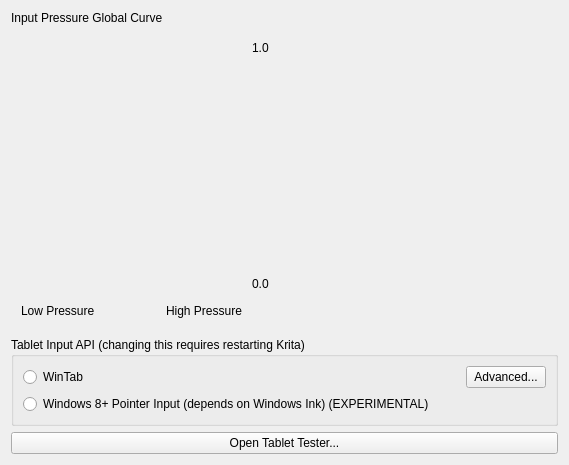
First picture: the form in libs/ui/forms/wdgtabletsettings.ui, repository KDE/krita, before the edit.
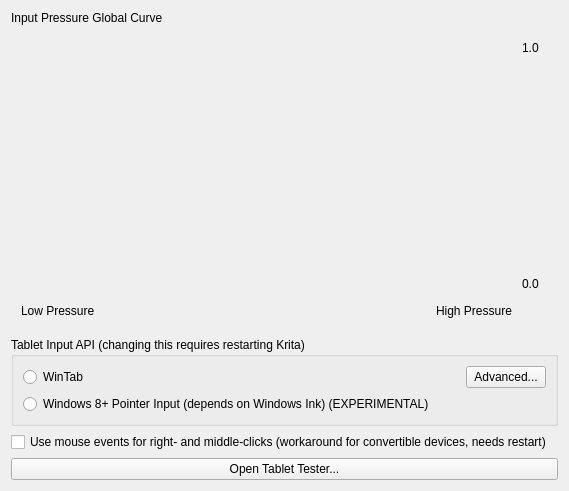
Second picture: the form after the edit. Custom widgets are drawn as their Qt base class.

Commit message:
Add a GUI settings for useRightMiddleTabletButtonWorkaround
Some tablet devices don't pass barrel-button clicks via tablet API.
If you have such a device, you can try activate this workaround.
Krita will try to read right- and middle-button clicks from the
mouse events stream. It may or may not work on your device
(depends on the tablet driver implementation).

BUG:399585
CC:kimageshop@kde.org

The edit to the form file:
```diff
--- a/libs/ui/forms/wdgtabletsettings.ui
+++ b/libs/ui/forms/wdgtabletsettings.ui
@@ -7,7 +7,7 @@
     <x>0</x>
     <y>0</y>
     <width>569</width>
-    <height>453</height>
+    <height>461</height>
    </rect>
   </property>
   <property name="sizePolicy">
@@ -20,6 +20,32 @@
    <string>Color Settings</string>
   </property>
   <layout class="QGridLayout" name="gridLayout_2">
+   <item row="5" column="0">
+    <spacer name="verticalSpacer_2">
+     <property name="orientation">
+      <enum>Qt::Vertical</enum>
+     </property>
+     <property name="sizeHint" stdset="0">
+      <size>
+       <width>20</width>
+       <height>40</height>
+      </size>
+     </property>
+    </spacer>
+   </item>
+   <item row="1" column="1">
+    <spacer name="horizontalSpacer_2">
+     <property name="orientation">
+      <enum>Qt::Horizontal</enum>
+     </property>
+     <property name="sizeHint" stdset="0">
+      <size>
+       <width>40</width>
+       <height>20</height>
+      </size>
+     </property>
+    </spacer>
+   </item>
    <item row="1" column="0">
     <layout class="QGridLayout" name="gridLayout">
      <property name="leftMargin">
@@ -132,6 +158,13 @@
      </item>
     </layout>
    </item>
+   <item row="4" column="0" colspan="2">
+    <widget class="QPushButton" name="btnTabletTest">
+     <property name="text">
+      <string>Open Tablet Tester...</string>
+     </property>
+    </widget>
+   </item>
    <item row="0" column="0">
     <widget class="QLabel" name="label">
      <property name="text">
@@ -139,39 +172,6 @@
      </property>
     </widget>
    </item>
-   <item row="1" column="1">
-    <spacer name="horizontalSpacer_2">
-     <property name="orientation">
-      <enum>Qt::Horizontal</enum>
-     </property>
-     <property name="sizeHint" stdset="0">
-      <size>
-       <width>40</width>
-       <height>20</height>
-      </size>
-     </property>
-    </spacer>
-   </item>
-   <item row="4" column="0">
-    <spacer name="verticalSpacer_2">
-     <property name="orientation">
-      <enum>Qt::Vertical</enum>
-     </property>
-     <property name="sizeHint" stdset="0">
-      <size>
-       <width>20</width>
-       <height>40</height>
-      </size>
-     </property>
-    </spacer>
-   </item>
-   <item row="3" column="0" colspan="2">
-    <widget class="QPushButton" name="btnTabletTest">
-     <property name="text">
-      <string>Open Tablet Tester...</string>
-     </property>
-    </widget>
-   </item>
    <item row="2" column="0" colspan="2">
     <widget class="QGroupBox" name="grpTabletApi">
      <property name="title">
@@ -219,6 +219,16 @@
      </layout>
     </widget>
    </item>
+   <item row="3" column="0">
+    <widget class="QCheckBox" name="chkUseRightMiddleClickWorkaround">
+     <property name="toolTip">
+      <string>&lt;html&gt;&lt;head/&gt;&lt;body&gt;&lt;p&gt;Some tablet devices don't pass barrel-button clicks via tablet API. If you have such a device, you can try activate this workaround. Krita will try to read right- and middle-button clicks from the mouse events stream. It may or may not work on your device (depends on the tablet driver implementation).&lt;/p&gt;&lt;p&gt;&lt;br/&gt;&lt;/p&gt;&lt;p&gt;After changing this option Krita should be restarted.&lt;/p&gt;&lt;/body&gt;&lt;/html&gt;</string>
+     </property>
+     <property name="text">
+      <string>Use mouse events for right- and middle-clicks (workaround for convertible devices, needs restart)</string>
+     </property>
+    </widget>
+   </item>
   </layout>
  </widget>
  <customwidgets>
```
The commit also changes 4 other files.
